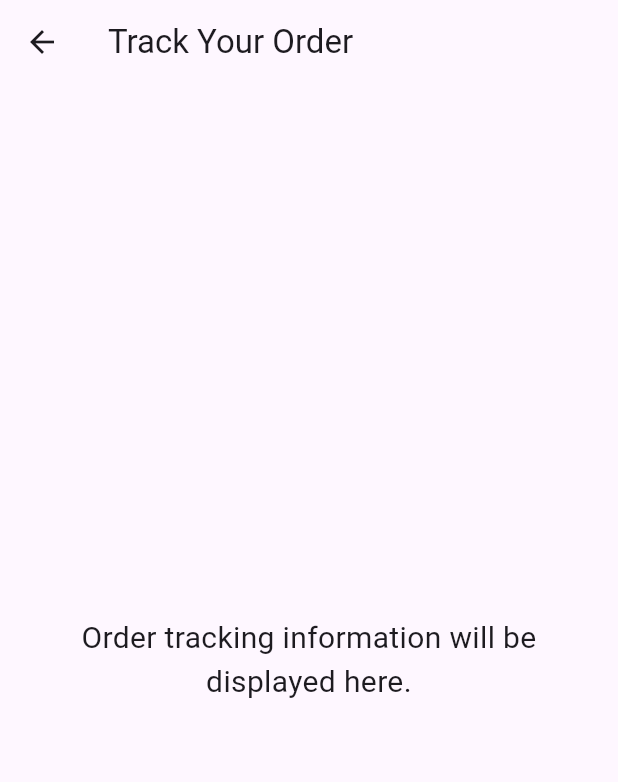
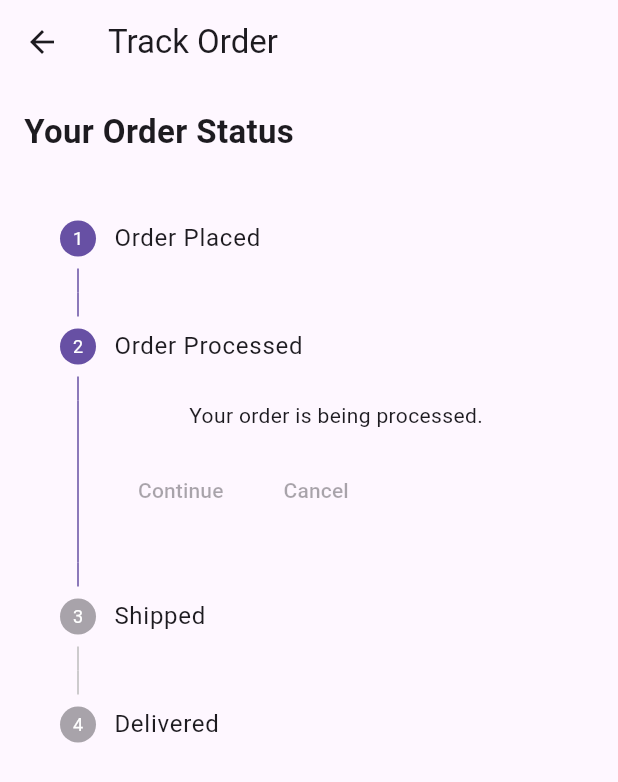
Before and after one commit to nibrazulhaq/myshop, a Flutter app: the TrackOrderScreen screen opened by its route, on a phone screen of 412 x 824 dp. Shown: the top 782 px of the screen. Run offline on Flutter 3.47's test engine with Material 3 defaults, Android fonts, the light colour scheme and no system bars; our stand-ins replace get.

Commit message:
first commit 1

```diff
--- a/lib/screens/track_order_screen.dart
+++ b/lib/screens/track_order_screen.dart
@@ -1,22 +1,52 @@
 import 'package:flutter/material.dart';
 
 class TrackOrderScreen extends StatelessWidget {
-  static const String id = '/track_order';
+  static const String id = '/track-order'; // Define the route name
 
   @override
   Widget build(BuildContext context) {
     return Scaffold(
       appBar: AppBar(
-        title: Text('Track Your Order'),
+        title: Text('Track Order'),
       ),
-      body: Center(
-        child: Padding(
-          padding: const EdgeInsets.all(16.0),
-          child: Text(
-            'Order tracking information will be displayed here.',
-            style: TextStyle(fontSize: 20),
-            textAlign: TextAlign.center,
-          ),
+      body: Padding(
+        padding: const EdgeInsets.all(16.0),
+        child: Column(
+          crossAxisAlignment: CrossAxisAlignment.start,
+          children: [
+            Text(
+              'Your Order Status',
+              style: TextStyle(fontSize: 22, fontWeight: FontWeight.bold),
+            ),
+            SizedBox(height: 20),
+            // Example of a step progress indicator
+            Stepper(
+              currentStep: 1, // Index of the current step in progress
+              steps: [
+                Step(
+                  title: Text('Order Placed'),
+                  content: Text('Your order has been placed successfully.'),
+                  isActive: true,
+                ),
+                Step(
+                  title: Text('Order Processed'),
+                  content: Text('Your order is being processed.'),
+                  isActive: true,
+                ),
+                Step(
+                  title: Text('Shipped'),
+                  content: Text('Your order is on the way.'),
+                  isActive: false,
+                ),
+                Step(
+                  title: Text('Delivered'),
+                  content: Text('Your order has been delivered.'),
+                  isActive: false,
+                ),
+              ],
+            ),
+            // Add more tracking details here
+          ],
         ),
       ),
     );
```
Also changed, not shown: lib/screens/trackorder_screen.dart (deleted, +0 -75 lines).
